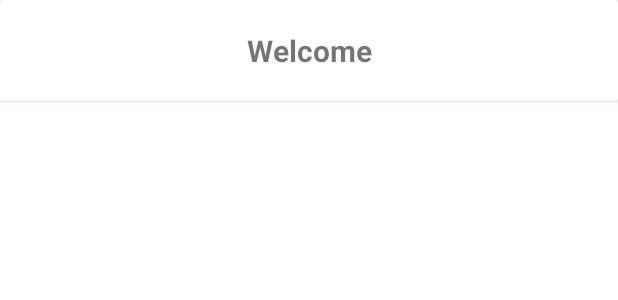
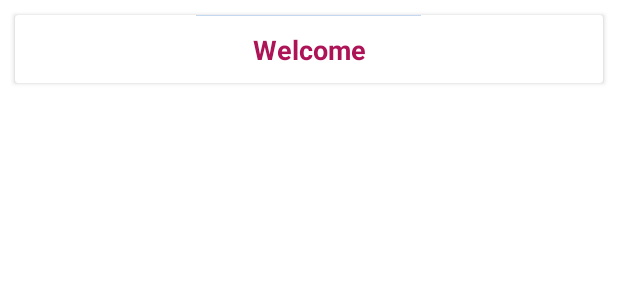
Before and after one commit to rokydas/movie-app-kotlin, an Android app: the layout movie_activity.xml on its own in the app's theme, with its tools: preview values and no code run, on a phone screen of 412 x 824 dp. Shown: the top 300 px of the screen. Run offline under Robolectric (Android 15) with nearby library versions, the phone set to English and light mode, and no system bars.

Commit message:
2nd screen done by own api making from tmdb api

```diff
--- a/app/build.gradle
+++ b/app/build.gradle
@@ -45,4 +45,6 @@ dependencies {
     androidTestImplementation 'androidx.test.espresso:espresso-core:3.4.0'
     implementation 'com.squareup.retrofit2:retrofit:2.7.1'
     implementation 'com.squareup.retrofit2:converter-gson:2.1.0'
+    implementation 'com.squareup.okhttp3:logging-interceptor:3.9.0'
+    implementation("io.coil-kt:coil:1.3.1")
 }
--- a/app/src/main/java/com/example/movie_app/ApiInterface.kt
+++ b/app/src/main/java/com/example/movie_app/ApiInterface.kt
@@ -3,6 +3,6 @@ import retrofit2.Call
 import retrofit2.http.GET
 
 interface TopRatedInterface {
-    @GET("top_rated?api_key=f96ac62d92ada173838748fa0f087eef")
+    @GET("movies")
     fun getMovies() : Call<List<movie_model>>
 }
--- a/app/src/main/java/com/example/movie_app/Movie_Activity.kt
+++ b/app/src/main/java/com/example/movie_app/Movie_Activity.kt
@@ -13,6 +13,7 @@ class movie_activity : AppCompatActivity() {
 
 
 
+
     }
 
 }
--- a/app/src/main/res/layout/movie_activity.xml
+++ b/app/src/main/res/layout/movie_activity.xml
@@ -2,21 +2,39 @@
 <androidx.cardview.widget.CardView
     android:id="@+id/movie_activity"
     xmlns:android="http://schemas.android.com/apk/res/android"
+    android:background="@color/white"
+    android:layout_margin="10dp"
+    android:padding="10dp"
     android:layout_width="match_parent"
     android:layout_height="wrap_content">
+
+    <LinearLayout
+        android:orientation="vertical"
+        android:layout_width="match_parent"
+        android:layout_height="match_parent" >
+
+        <ImageView
+            android:src="@color/screen_bg"
+            android:id="@+id/image"
+            android:layout_gravity="center_horizontal"
+            android:layout_width="150dp"
+            android:layout_height="wrap_content" />
 
         <TextView
             android:id="@+id/title"
             android:text="Welcome"
-        android:padding="10dp"
-        android:layout_margin="10dp"
+            android:layout_marginVertical="10dp"
             android:textStyle="bold"
-        android:textSize="20dp"
+            android:textSize="18dp"
+            android:textColor="@color/primary"
             android:layout_gravity="center_horizontal"
             android:textAlignment="center"
             android:layout_width="match_parent"
             android:layout_height="wrap_content" />
 
 
+    </LinearLayout>
+
+
 
 </androidx.cardview.widget.CardView>
```
Also changed, not shown: app/src/main/java/com/example/movie_app/MovieAdapter.kt (+9 -4 lines), app/src/main/java/com/example/movie_app/Movies_Activity.kt (+16 -3 lines), app/src/main/java/com/example/movie_app/demoData.kt (added, +23 -0 lines), app/src/main/java/com/example/movie_app/movie_data_model.kt (+17 -5 lines), app/src/main/res/layout/movies_activity.xml (+11 -0 lines). Lines whose indentation alone changed are shown as unchanged.
